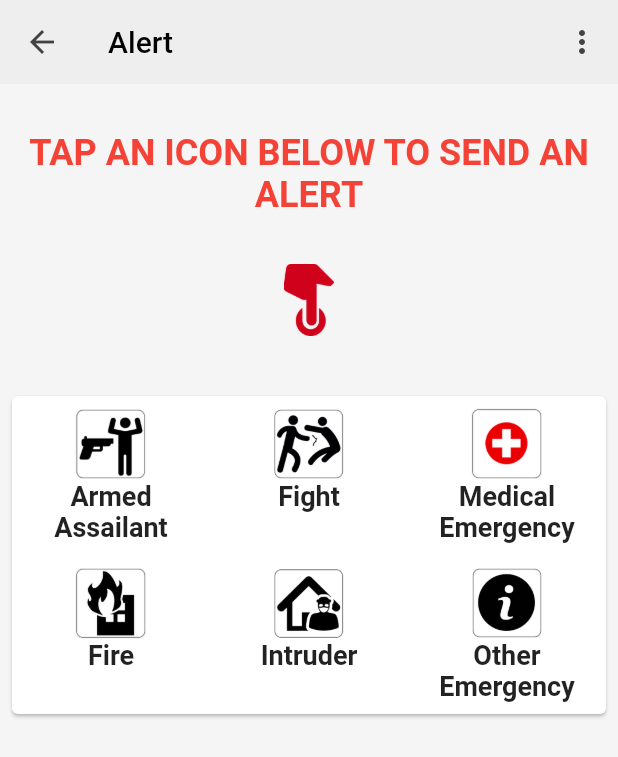
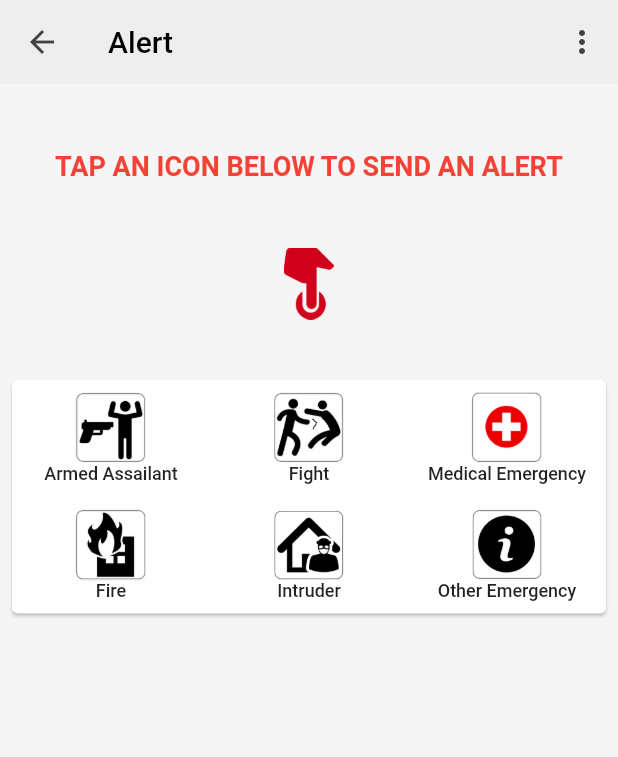
Before and after one commit to mmarianosilva/school_village, a Flutter app: the Alert screen opened directly, on a phone screen of 412 x 824 dp. Shown: the top 757 px of the screen. Run offline on Flutter 3.47's test engine with Material 2 defaults, Android fonts, the phone set to English and light mode, and no system bars; our stand-ins replace cloud_firestore, firebase_analytics, firebase_auth, firebase_messaging, firebase_storage, location and 1 more; accounts and stored records are empty.

Commit message:
UI Fixes

```diff
--- a/lib/util/constants.dart
+++ b/lib/util/constants.dart
@@ -1,3 +1,3 @@
 class Constants {
-  static final version = "1.0.6";
+  static final version = "1.0.7";
 }
--- a/lib/util/user_helper.dart
+++ b/lib/util/user_helper.dart
@@ -45,6 +45,7 @@ class UserHelper {
     }
     _prefs.setString("email", null);
     _prefs.setString("password", null);
+    setSelectedSchool(schoolRole: null, schoolName: null, schoolId: null);
     return;
   }
 
--- a/lib/widgets/alert/alert.dart
+++ b/lib/widgets/alert/alert.dart
@@ -235,12 +235,15 @@ class _AlertState extends State<Alert> {
       body: new Column(
         children: <Widget>[
           new SizedBox(height: 32.0),
-          new Text("TAP AN ICON BELOW TO SEND AN ALERT",
-              textAlign: TextAlign.center,
-              style: new TextStyle(
-                  color: Colors.red,
-                  fontSize: 24.0,
-                  fontWeight: FontWeight.bold)),
+          new Container(
+            padding: EdgeInsets.all(12.0),
+            child: new Text("TAP AN ICON BELOW TO SEND AN ALERT",
+                textAlign: TextAlign.center,
+                style: new TextStyle(
+                    color: Colors.red,
+                    fontSize: 18.0,
+                    fontWeight: FontWeight.bold),
+          )),
           new SizedBox(height: 32.0),
           new Image.asset('assets/images/alert_hand_icon.png',
               width: 48.0, height: 48.0),
@@ -265,7 +268,7 @@ class _AlertState extends State<Alert> {
                           child: new Column(children: [
                             new Image.asset('assets/images/alert_armed.png',
                                 width: 48.0, height: 48.0),
-                            new Text("Armed Assailant", textAlign: TextAlign.center, style: new TextStyle(fontSize: 18.0, fontWeight: FontWeight.bold))
+                            new Text("Armed Assailant", textAlign: TextAlign.center, style: new TextStyle(fontSize: 12.0, fontWeight: FontWeight.w500))
                           ])),
                     )),
                     new Expanded(
@@ -277,7 +280,7 @@ class _AlertState extends State<Alert> {
                               child: new Column(children: [
                                 new Image.asset('assets/images/alert_fight.png',
                                     width: 48.0, height: 48.0),
-                                new Text("Fight", textAlign: TextAlign.center, style: new TextStyle(fontSize: 18.0, fontWeight: FontWeight.bold))
+                                new Text("Fight", textAlign: TextAlign.center, style: new TextStyle(fontSize: 12.0, fontWeight: FontWeight.w500))
                               ])),
                         )),
                     new Expanded(
@@ -289,7 +292,7 @@ class _AlertState extends State<Alert> {
                               child: new Column(children: [
                                 new Image.asset('assets/images/alert_medical.png',
                                     width: 48.0, height: 48.0),
-                                new Text("Medical Emergency", textAlign: TextAlign.center, style: new TextStyle(fontSize: 18.0, fontWeight: FontWeight.bold))
+                                new Text("Medical Emergency", textAlign: TextAlign.center, style: new TextStyle(fontSize: 12.0, fontWeight: FontWeight.w500))
                               ])),
                         ))
                   ],
@@ -306,7 +309,7 @@ class _AlertState extends State<Alert> {
                               child: new Column(children: [
                                 new Image.asset('assets/images/alert_fire.png',
                                     width: 48.0, height: 48.0),
-                                new Text("Fire", textAlign: TextAlign.center, style: new TextStyle(fontSize: 18.0, fontWeight: FontWeight.bold))
+                                new Text("Fire", textAlign: TextAlign.center, style: new TextStyle(fontSize: 12.0, fontWeight: FontWeight.w500))
                               ])),
                         )),
                     new Expanded(
@@ -318,7 +321,7 @@ class _AlertState extends State<Alert> {
                               child: new Column(children: [
                                 new Image.asset('assets/images/alert_intruder.png',
                                     width: 48.0, height: 48.0),
-                                new Text("Intruder", textAlign: TextAlign.center, style: new TextStyle(fontSize: 18.0, fontWeight: FontWeight.bold))
+                                new Text("Intruder", textAlign: TextAlign.center, style: new TextStyle(fontSize: 12.0, fontWeight: FontWeight.w500))
                               ])),
                         )),
                     new Expanded(
@@ -330,7 +333,7 @@ class _AlertState extends State<Alert> {
                               child: new Column(children: [
                                 new Image.asset('assets/images/alert_other.png',
                                     width: 48.0, height: 48.0),
-                                new Text("Other Emergency", textAlign: TextAlign.center, style: new TextStyle(fontSize: 18.0, fontWeight: FontWeight.bold))
+                                new Text("Other Emergency", textAlign: TextAlign.center, style: new TextStyle(fontSize: 12.0, fontWeight: FontWeight.w500))
                               ])),
                         ))
                   ],
```
Also changed, not shown: lib/widgets/home/dashboard/dashboard.dart (+60 -19 lines), lib/widgets/home/home.dart (+33 -7 lines), lib/widgets/notification/notification.dart (+19 -2 lines), lib/widgets/schoollist/school_list.dart (+20 -3 lines), lib/widgets/talk_around/chat/chat.dart (+10 -2 lines), 4 other files.
